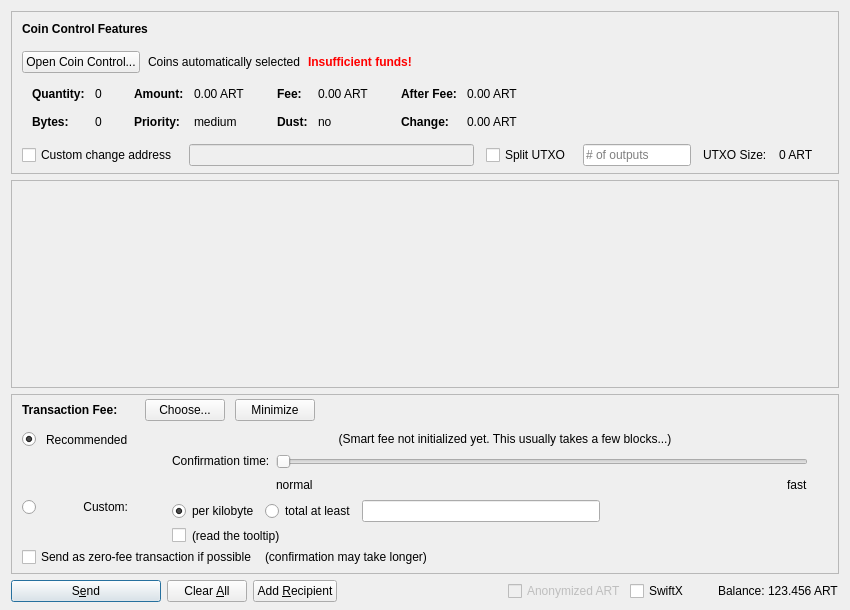
Qt form src/qt/forms/sendcoinsdialog.ui (wmcorless/Arktur-coin) before a commit.
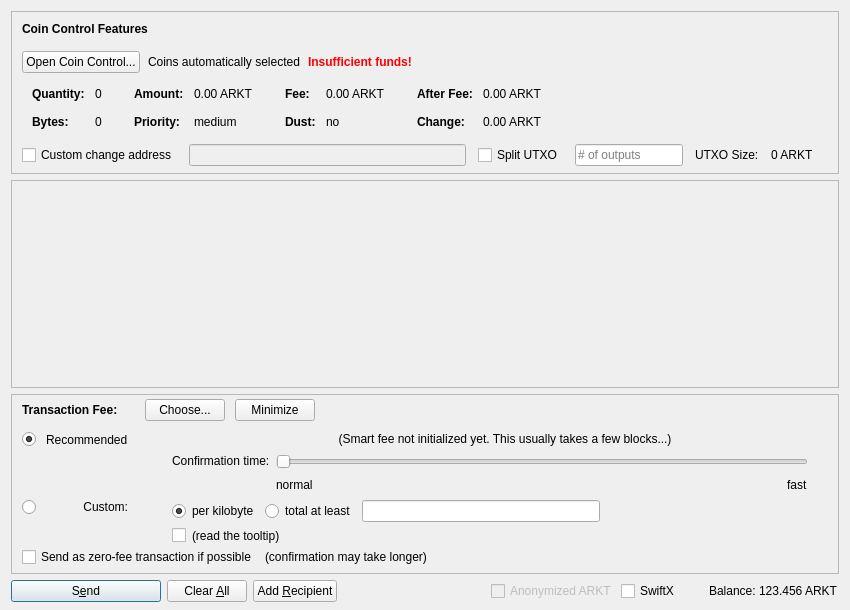
The same form after that commit. Icons and pictures are not drawn. Custom widgets are drawn as their Qt base class.

```diff
--- a/src/qt/forms/sendcoinsdialog.ui
+++ b/src/qt/forms/sendcoinsdialog.ui
@@ -324,7 +324,7 @@
                   <enum>Qt::ActionsContextMenu</enum>
                  </property>
                  <property name="text">
-                  <string notr="true">0.00 ART</string>
+                  <string notr="true">0.00 ARKT</string>
                  </property>
                  <property name="textInteractionFlags">
                   <set>Qt::LinksAccessibleByMouse|Qt::TextSelectableByKeyboard|Qt::TextSelectableByMouse</set>
@@ -404,7 +404,7 @@
                   <enum>Qt::ActionsContextMenu</enum>
                  </property>
                  <property name="text">
-                  <string notr="true">0.00 ART</string>
+                  <string notr="true">0.00 ARKT</string>
                  </property>
                  <property name="textInteractionFlags">
                   <set>Qt::LinksAccessibleByMouse|Qt::TextSelectableByKeyboard|Qt::TextSelectableByMouse</set>
@@ -484,7 +484,7 @@
                   <enum>Qt::ActionsContextMenu</enum>
                  </property>
                  <property name="text">
-                  <string notr="true">0.00 ART</string>
+                  <string notr="true">0.00 ARKT</string>
                  </property>
                  <property name="textInteractionFlags">
                   <set>Qt::LinksAccessibleByMouse|Qt::TextSelectableByKeyboard|Qt::TextSelectableByMouse</set>
@@ -513,7 +513,7 @@
                   <enum>Qt::ActionsContextMenu</enum>
                  </property>
                  <property name="text">
-                  <string notr="true">0.00 ART</string>
+                  <string notr="true">0.00 ARKT</string>
                  </property>
                  <property name="textInteractionFlags">
                   <set>Qt::LinksAccessibleByMouse|Qt::TextSelectableByKeyboard|Qt::TextSelectableByMouse</set>
@@ -594,7 +594,7 @@
           <item>
            <widget class="QLabel" name="labelBlockSize">
             <property name="text">
-             <string>0 ART</string>
+             <string>0 ARKT</string>
             </property>
            </widget>
           </item>
@@ -1390,7 +1390,7 @@
           <bool>false</bool>
          </property>
          <property name="text">
-          <string>Anonymized ART</string>
+          <string>Anonymized ARKT</string>
          </property>
         </widget>
        </item>
@@ -1429,7 +1429,7 @@
           <cursorShape>IBeamCursor</cursorShape>
          </property>
          <property name="text">
-          <string notr="true">123.456 ART</string>
+          <string notr="true">123.456 ARKT</string>
          </property>
          <property name="textInteractionFlags">
           <set>Qt::LinksAccessibleByMouse|Qt::TextSelectableByKeyboard|Qt::TextSelectableByMouse</set>
```
Left out of the diff: 6 changed lines with no effect on the pictures.
